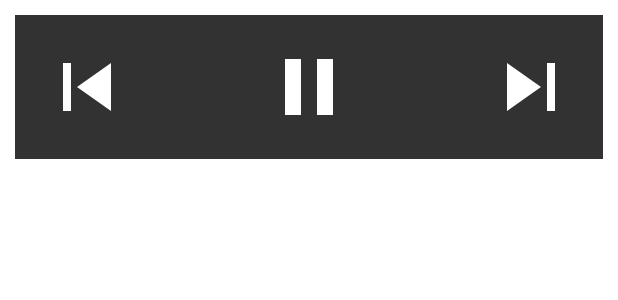
After one commit to sundaram-sharma/Music_Player, an Android app: the layout music_player_widget.xml on its own in the app's theme, with its tools: preview values and no code run, on a phone screen of 412 x 824 dp. The commit adds this screen. Shown: the top 300 px of the screen. Run offline under Robolectric (Android 15) with nearby library versions, the phone set to English and light mode, and no system bars.

Commit message:
Widget Created

```diff
--- a/app/build.gradle
+++ b/app/build.gradle
@@ -26,6 +26,9 @@
         sourceCompatibility JavaVersion.VERSION_1_8
         targetCompatibility JavaVersion.VERSION_1_8
     }
+    buildFeatures {
+        viewBinding true
+    }
 }
 
 dependencies {
--- /dev/null
+++ b/app/src/main/res/drawable-v21/app_widget_background.xml
@@ -0,0 +1,10 @@
+<?xml version="1.0" encoding="utf-8"?><!--
+Background for widgets to make the rounded corners based on the
+appWidgetRadius attribute value
+-->
+<shape xmlns:android="http://schemas.android.com/apk/res/android"
+    android:shape="rectangle">
+
+    <corners android:radius="?attr/appWidgetRadius" />
+    <solid android:color="?android:attr/colorBackground" />
+</shape>
--- /dev/null
+++ b/app/src/main/res/layout/music_player_widget.xml
@@ -0,0 +1,45 @@
+<RelativeLayout xmlns:android="http://schemas.android.com/apk/res/android"
+    style="@style/Widget.MusicPlayer.AppWidget.Container"
+    android:layout_width="match_parent"
+    android:layout_height="wrap_content"
+    android:layout_marginTop="10dp"
+    android:layout_marginBottom="16dp"
+    android:layout_marginStart="10dp"
+    android:layout_marginEnd="10dp"
+    android:background="@color/black"
+    android:alpha="0.8"
+    android:layout_alignParentBottom="true"
+    android:id="@+id/controls"
+    android:paddingTop="40dp"
+    android:paddingBottom="40dp"
+    android:theme="@style/Theme.MusicPlayer.AppWidgetContainer">
+
+
+    <ImageView
+        android:layout_width="wrap_content"
+        android:layout_height="wrap_content"
+        android:src="@drawable/ic_previous"
+        android:layout_alignParentStart="true"
+        android:layout_centerVertical="true"
+        android:id="@+id/previous"
+        />
+
+    <ImageView
+        android:layout_width="wrap_content"
+        android:layout_height="wrap_content"
+        android:src="@drawable/ic_pause"
+        android:layout_centerInParent="true"
+        android:layout_centerVertical="true"
+        android:id="@+id/pause_play"
+        />
+
+    <ImageView
+        android:layout_width="wrap_content"
+        android:layout_height="wrap_content"
+        android:src="@drawable/ic_next"
+        android:layout_alignParentEnd="true"
+        android:layout_centerVertical="true"
+        android:id="@+id/next"
+        />
+
+</RelativeLayout>
--- /dev/null
+++ b/app/src/main/res/values-night-v31/themes.xml
@@ -0,0 +1,10 @@
+<?xml version="1.0" encoding="utf-8"?>
+<resources>
+    <!--
+    Having themes.xml for night-v31 because of the priority order of the resource qualifiers.
+    -->
+    <style name="Theme.MusicPlayer.AppWidgetContainerParent" parent="@android:style/Theme.DeviceDefault.DayNight">
+        <item name="appWidgetRadius">@android:dimen/system_app_widget_background_radius</item>
+        <item name="appWidgetInnerRadius">@android:dimen/system_app_widget_inner_radius</item>
+    </style>
+</resources>
--- /dev/null
+++ b/app/src/main/res/values-v21/styles.xml
@@ -0,0 +1,14 @@
+<resources>
+
+    <style name="Widget.MusicPlayer.AppWidget.Container" parent="android:Widget">
+        <item name="android:id">@android:id/background</item>
+        <item name="android:padding">?attr/appWidgetPadding</item>
+        <item name="android:background">@drawable/app_widget_background</item>
+    </style>
+
+    <style name="Widget.MusicPlayer.AppWidget.InnerView" parent="android:Widget">
+        <item name="android:padding">?attr/appWidgetPadding</item>
+        <item name="android:background">@drawable/app_widget_inner_view_background</item>
+        <item name="android:textColor">?android:attr/textColorPrimary</item>
+    </style>
+</resources>
--- /dev/null
+++ b/app/src/main/res/values-v31/styles.xml
@@ -0,0 +1,16 @@
+<resources>
+
+    <style name="Widget.MusicPlayer.AppWidget.Container" parent="android:Widget">
+        <item name="android:id">@android:id/background</item>
+        <item name="android:padding">?attr/appWidgetPadding</item>
+        <item name="android:background">@drawable/app_widget_background</item>
+        <item name="android:clipToOutline">true</item>
+    </style>
+
+    <style name="Widget.MusicPlayer.AppWidget.InnerView" parent="android:Widget">
+        <item name="android:padding">?attr/appWidgetPadding</item>
+        <item name="android:background">@drawable/app_widget_inner_view_background</item>
+        <item name="android:textColor">?android:attr/textColorPrimary</item>
+        <item name="android:clipToOutline">true</item>
+    </style>
+</resources>
--- /dev/null
+++ b/app/src/main/res/values-v31/themes.xml
@@ -0,0 +1,11 @@
+<?xml version="1.0" encoding="utf-8"?>
+<resources>
+    <!--
+    Having themes.xml for v31 variant because @android:dimen/system_app_widget_background_radius
+     and @android:dimen/system_app_widget_internal_padding requires API level 31
+    -->
+    <style name="Theme.MusicPlayer.AppWidgetContainerParent" parent="@android:style/Theme.DeviceDefault.DayNight">
+        <item name="appWidgetRadius">@android:dimen/system_app_widget_background_radius</item>
+        <item name="appWidgetInnerRadius">@android:dimen/system_app_widget_inner_radius</item>
+    </style>
+</resources>
--- a/app/src/main/res/values/colors.xml
+++ b/app/src/main/res/values/colors.xml
@@ -7,4 +7,8 @@
     <color name="teal_700">#FF018786</color>
     <color name="black">#FF000000</color>
     <color name="white">#FFFFFFFF</color>
+    <color name="light_blue_50">#FFE1F5FE</color>
+    <color name="light_blue_200">#FF81D4FA</color>
+    <color name="light_blue_600">#FF039BE5</color>
+    <color name="light_blue_900">#FF01579B</color>
 </resources>
--- a/app/src/main/res/values/strings.xml
+++ b/app/src/main/res/values/strings.xml
@@ -23,4 +23,7 @@
     <string name="attachment_summary_on">Automatically download attachments for incoming emails
     </string>
     <string name="attachment_summary_off">Only download attachments when manually requested</string>
+    <string name="appwidget_text">EXAMPLE</string>
+    <string name="add_widget">Add widget</string>
+    <string name="app_widget_description">This is an app widget description</string>
 </resources>
--- /dev/null
+++ b/app/src/main/res/values/styles.xml
@@ -0,0 +1,12 @@
+<resources>
+
+    <style name="Widget.MusicPlayer.AppWidget.Container" parent="android:Widget">
+        <item name="android:id">@android:id/background</item>
+        <item name="android:background">?android:attr/colorBackground</item>
+    </style>
+
+    <style name="Widget.MusicPlayer.AppWidget.InnerView" parent="android:Widget">
+        <item name="android:background">?android:attr/colorBackground</item>
+        <item name="android:textColor">?android:attr/textColorPrimary</item>
+    </style>
+</resources>
--- a/app/src/main/res/values/themes.xml
+++ b/app/src/main/res/values/themes.xml
@@ -13,4 +13,19 @@
         <item name="android:statusBarColor">?attr/colorPrimaryVariant</item>
         <!-- Customize your theme here. -->
     </style>
+
+    <style name="Theme.MusicPlayer.AppWidgetContainerParent" parent="@android:style/Theme.DeviceDefault">
+        <!-- Radius of the outer bound of widgets to make the rounded corners -->
+        <item name="appWidgetRadius">16dp</item>
+        <!--
+        Radius of the inner view's bound of widgets to make the rounded corners.
+        It needs to be 8dp or less than the value of appWidgetRadius
+        -->
+        <item name="appWidgetInnerRadius">8dp</item>
+    </style>
+
+    <style name="Theme.MusicPlayer.AppWidgetContainer" parent="Theme.MusicPlayer.AppWidgetContainerParent">
+        <!-- Apply padding to avoid the content of the widget colliding with the rounded corners -->
+        <item name="appWidgetPadding">16dp</item>
+    </style>
 </resources>
```
Also changed, not shown: app/src/main/AndroidManifest.xml (+12 -1 lines), app/src/main/java/en/sundaram/musicplayer/ui/widget/MusicPlayerWidget.java (added, +31 -0 lines), app/src/main/res/drawable-v21/app_widget_inner_view_background.xml (added, +10 -0 lines), app/src/main/res/values/attrs.xml (added, +7 -0 lines), app/src/main/res/values/dimens.xml (added, +10 -0 lines), app/src/main/res/xml/music_player_widget_info.xml (added, +14 -0 lines), app/src/main/res/drawable-nodpi/example_appwidget_preview.png (added).
